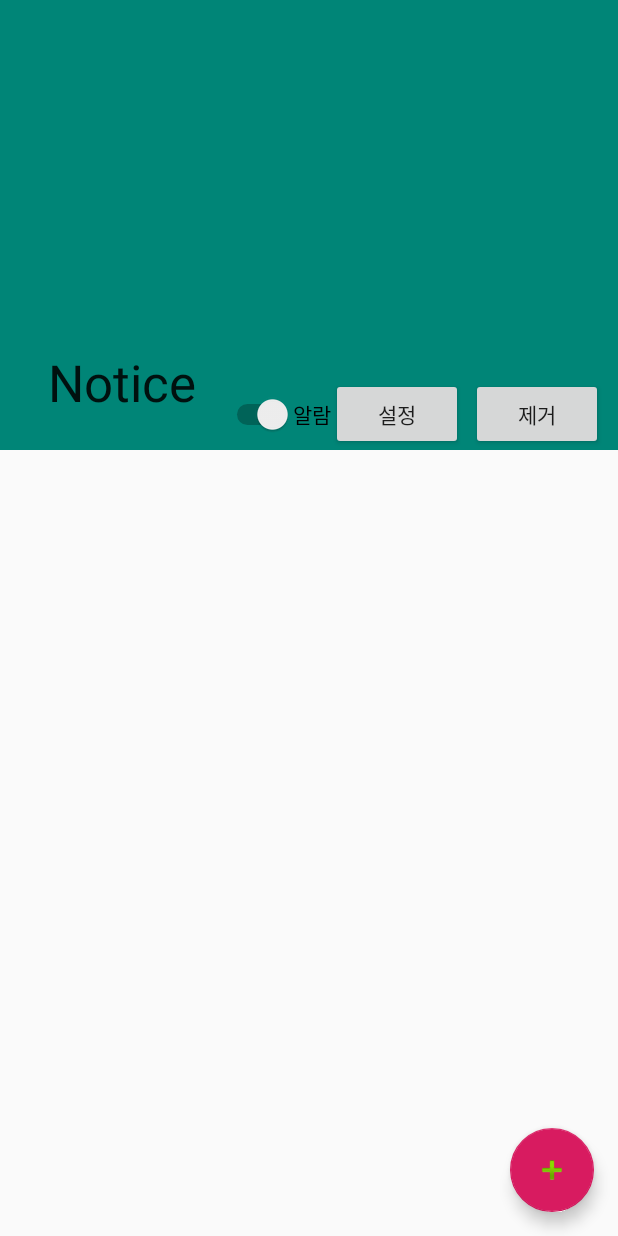
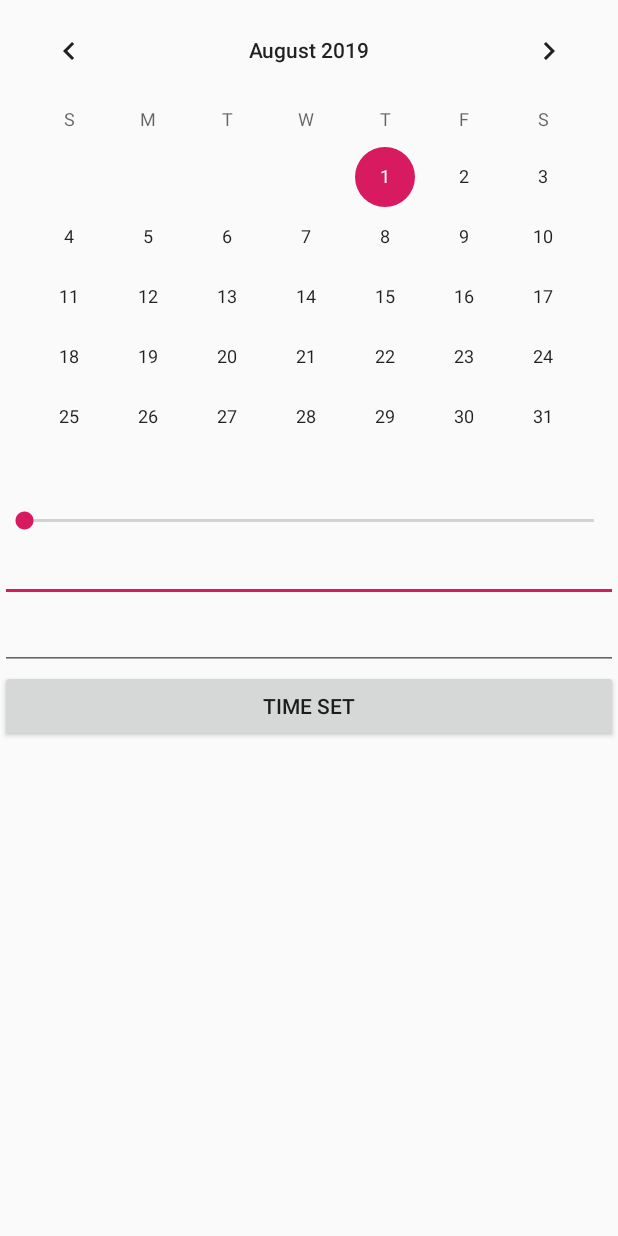
Before and after one commit to Eungu-Kwon/Notice-app, an Android app: the screen it shows after launch (MainActivity before the commit, AlarmSettingActivity after it), after a tap on "설정", on a phone screen of 412 x 824 dp. Run offline under Robolectric (Android 15) with nearby library versions, the phone set to English and light mode, and no system bars.

Commit message:
(8/1) Add RecycleView & DB & AlarmSettingActivity

```diff
--- a/app/src/main/AndroidManifest.xml
+++ b/app/src/main/AndroidManifest.xml
@@ -16,6 +16,7 @@
                 <category android:name="android.intent.category.LAUNCHER" />
             </intent-filter>
         </activity>
+        <activity android:name=".AlarmSettingActivity"/>
         <service android:name=".NotiService"/>
     </application>
 
--- /dev/null
+++ b/app/src/main/java/com/eungu/notice/AlarmSettingActivity.java
@@ -0,0 +1,26 @@
+package com.eungu.notice;
+
+import android.os.Bundle;
+import android.support.annotation.Nullable;
+import android.support.v4.app.DialogFragment;
+import android.support.v7.app.AppCompatActivity;
+import android.view.View;
+import android.widget.Button;
+
+import com.eungu.notice.datapicker.AlarmTimePicker;
+
+public class AlarmSettingActivity extends AppCompatActivity {
+    @Override
+    protected void onCreate(@Nullable Bundle savedInstanceState) {
+        super.onCreate(savedInstanceState);
+        setContentView(R.layout.setting_alarm);
+        Button b = findViewById(R.id.time_setting_btn);
+        b.setOnClickListener(new View.OnClickListener() {
+            @Override
+            public void onClick(View v) {
+                DialogFragment newF = new AlarmTimePicker();
+                newF.show(getSupportFragmentManager(), "tag");
+            }
+        });
+    }
+}
--- a/app/src/main/java/com/eungu/notice/MainActivity.java
+++ b/app/src/main/java/com/eungu/notice/MainActivity.java
@@ -5,11 +5,18 @@ import android.content.Context;
 import android.content.Intent;
 import android.support.v7.app.AppCompatActivity;
 import android.os.Bundle;
+import android.support.v7.widget.LinearLayoutManager;
+import android.support.v7.widget.RecyclerView;
 import android.view.View;
 import android.widget.Button;
 import android.widget.CompoundButton;
 import android.widget.Switch;
 import android.widget.Toast;
+
+import com.eungu.notice.list_maker.AlarmListAdapter;
+import com.eungu.notice.list_maker.AlarmListItem;
+
+import java.util.ArrayList;
 
 public class MainActivity extends AppCompatActivity {
 
@@ -25,6 +32,8 @@ public class MainActivity extends AppCompatActivity {
             @Override
             public void onClick(View v) {
                 //TODO make setting
+                Intent intent = new Intent(getApplicationContext(), AlarmSettingActivity.class);
+                startActivity(intent);
                 Toast.makeText(getApplicationContext(), "setting button clicked", Toast.LENGTH_SHORT).show();
             }
         });
@@ -42,8 +51,22 @@ public class MainActivity extends AppCompatActivity {
                     stopService(main_service);
             }
         });
+
+        ArrayList<AlarmListItem> list = new ArrayList<>();
+        for(int i = 1; i <= 17; i++){
+            AlarmListItem item = new AlarmListItem();
+            item.setTitle(i + "번째");
+            list.add(item);
+        }
+
+        RecyclerView recyclerView = findViewById(R.id.alarmlist);
+        recyclerView.setLayoutManager(new LinearLayoutManager(this));
+
+        AlarmListAdapter listAdapter = new AlarmListAdapter(list);
+        recyclerView.setAdapter(listAdapter);
     }
 
+    @SuppressWarnings("deprecation")
     public Boolean isLaunchingService(Context mContext){
 
         ActivityManager manager = (ActivityManager) mContext.getSystemService(Context.ACTIVITY_SERVICE);
--- /dev/null
+++ b/app/src/main/java/com/eungu/notice/list_maker/AlarmListAdapter.java
@@ -0,0 +1,57 @@
+package com.eungu.notice.list_maker;
+
+import android.content.Context;
+import android.support.annotation.NonNull;
+import android.support.v7.widget.RecyclerView;
+import android.view.LayoutInflater;
+import android.view.View;
+import android.view.ViewGroup;
+import android.widget.Switch;
+import android.widget.TextView;
+
+import com.eungu.notice.R;
+
+import java.util.ArrayList;
+
+public class AlarmListAdapter extends RecyclerView.Adapter<AlarmListAdapter.ViewHolder> {
+
+    private ArrayList<AlarmListItem> aData = null;
+
+    public class ViewHolder extends RecyclerView.ViewHolder{
+        TextView textView1 ;
+        Switch sw;
+        ViewHolder(View itemView) {
+            super(itemView) ;
+
+            // 뷰 객체에 대한 참조. (hold strong reference)
+            textView1 = itemView.findViewById(R.id.alarmcontent) ;
+            sw = itemView.findViewById(R.id.is_item_enable);
+        }
+    }
+    public  AlarmListAdapter(ArrayList<AlarmListItem> list){
+        aData = list;
+    }
+    @NonNull
+    @Override
+    public AlarmListAdapter.ViewHolder onCreateViewHolder(@NonNull ViewGroup viewGroup, int i) {
+        Context context = viewGroup.getContext();
+        LayoutInflater inflater = (LayoutInflater)context.getSystemService(Context.LAYOUT_INFLATER_SERVICE);
+        View view = inflater.inflate(R.layout.alarm_list_item, viewGroup, false);
+        AlarmListAdapter.ViewHolder vh = new AlarmListAdapter.ViewHolder(view);
+        return vh;
+    }
+
+    @Override
+    public void onBindViewHolder(@NonNull ViewHolder viewHolder, int i) {
+        String title = aData.get(i).getTitle();
+        Boolean isChecked = aData.get(i).getToggleSw();
+        viewHolder.textView1.setText(title);
+        viewHolder.sw.setChecked(isChecked);
+
+    }
+
+    @Override
+    public int getItemCount() {
+        return aData.size();
+    }
+}
--- /dev/null
+++ b/app/src/main/java/com/eungu/notice/list_maker/AlarmListItem.java
@@ -0,0 +1,73 @@
+package com.eungu.notice.list_maker;
+
+import android.widget.Switch;
+
+import java.util.Calendar;
+
+public class AlarmListItem {
+    public String content;
+    public Boolean toggleSw;
+
+    public int category;
+    public String Title;
+    public int content_category;
+    public Calendar whenToRing;
+
+    public AlarmListItem() {
+        content = null;
+        toggleSw = false;
+
+        category = -1;
+        Title = null;
+        content_category = -1;
+        whenToRing = null;
+    }
+
+    public String getContent() {
+        return content;
+    }
+
+    public void setContent(String content) {
+        this.content = content;
+    }
+
+    public Boolean getToggleSw() {
+        return toggleSw;
+    }
+
+    public void setToggleSw(Boolean toggleSw) {
+        this.toggleSw = toggleSw;
+    }
+
+    public int getCategory() {
+        return category;
+    }
+
+    public void setCategory(int category) {
+        this.category = category;
+    }
+
+    public String getTitle() {
+        return Title;
+    }
+
+    public void setTitle(String title) {
+        Title = title;
+    }
+
+    public int getContent_category() {
+        return content_category;
+    }
+
+    public void setContent_category(int content_category) {
+        this.content_category = content_category;
+    }
+
+    public Calendar getWhenToRing() {
+        return whenToRing;
+    }
+
+    public void setWhenToRing(Calendar whenToRing) {
+        this.whenToRing = whenToRing;
+    }
+}
--- a/app/src/main/res/layout/activity_main.xml
+++ b/app/src/main/res/layout/activity_main.xml
@@ -8,7 +8,8 @@
     <android.support.design.widget.AppBarLayout
         android:id="@+id/appbar"
         android:layout_height="300dp"
-        android:layout_width="match_parent">
+        android:layout_width="match_parent"
+        android:fitsSystemWindows="true">
 
         <android.support.design.widget.CollapsingToolbarLayout
             android:layout_width="match_parent"
@@ -34,7 +35,7 @@
                     android:layout_width="wrap_content"
                     android:layout_height="wrap_content"
                     android:layout_gravity="bottom"
-                    android:layout_marginRight="10dp"
+                    android:layout_marginEnd="10dp"
                     android:text="제거"/>
 
                 <Button
@@ -42,7 +43,7 @@
                     android:layout_width="wrap_content"
                     android:layout_height="wrap_content"
                     android:layout_gravity="bottom"
-                    android:layout_marginRight="5dp"
+                    android:layout_marginEnd="5dp"
                     android:text="설정" />
 
                 <Switch
@@ -61,18 +62,17 @@
     <android.support.v4.widget.NestedScrollView
         android:layout_width="match_parent"
         android:layout_height="match_parent"
+        android:layout_marginBottom="?attr/actionBarSize"
         app:layout_behavior="android.support.design.widget.AppBarLayout$ScrollingViewBehavior">
 
         <android.support.v7.widget.RecyclerView
+            android:id="@+id/alarmlist"
             android:layout_width="match_parent"
-            android:layout_height="wrap_content" />
+            android:layout_height="match_parent"
+            android:scrollbars="vertical"
+            >
+
+        </android.support.v7.widget.RecyclerView>
     </android.support.v4.widget.NestedScrollView>
 
-    <android.support.design.widget.FloatingActionButton
-        android:layout_height="wrap_content"
-        android:layout_width="wrap_content"
-        android:src="@android:drawable/ic_input_add"
-        android:layout_gravity="bottom|end"
-        android:layout_margin="16dp"
-        android:clickable="true" />
 </android.support.design.widget.CoordinatorLayout>
--- /dev/null
+++ b/app/src/main/res/layout/setting_alarm.xml
@@ -0,0 +1,38 @@
+<?xml version="1.0" encoding="utf-8"?>
+<LinearLayout xmlns:android="http://schemas.android.com/apk/res/android"
+    xmlns:app="http://schemas.android.com/apk/res-auto"
+    xmlns:tools="http://schemas.android.com/tools"
+    android:orientation="vertical" android:layout_width="match_parent"
+    android:layout_height="match_parent">
+
+    <CalendarView
+        android:id="@+id/calendarView"
+        android:layout_width="match_parent"
+        android:layout_height="wrap_content" />
+
+    <SeekBar
+        android:id="@+id/seekBar"
+        android:layout_width="match_parent"
+        android:layout_height="wrap_content" />
+
+    <EditText
+        android:id="@+id/date_input"
+        android:layout_width="match_parent"
+        android:layout_height="wrap_content"
+        android:ems="10"
+        android:inputType="date" />
+
+    <EditText
+        android:id="@+id/time_input"
+        android:layout_width="match_parent"
+        android:layout_height="wrap_content"
+        android:ems="10"
+        android:inputType="time" />
+
+    <Button
+        android:id="@+id/time_setting_btn"
+        android:layout_width="match_parent"
+        android:layout_height="wrap_content"
+        android:text="Time Set" />
+
+</LinearLayout>
```
Also changed, not shown: app/src/main/java/com/eungu/notice/AlarmDBHelper.java (added, +23 -0 lines), app/src/main/java/com/eungu/notice/datapicker/AlarmTimePicker.java (added, +31 -0 lines), app/src/main/res/layout/alarm_list_item.xml (added, +25 -0 lines), build.gradle (+8 -0 lines).
